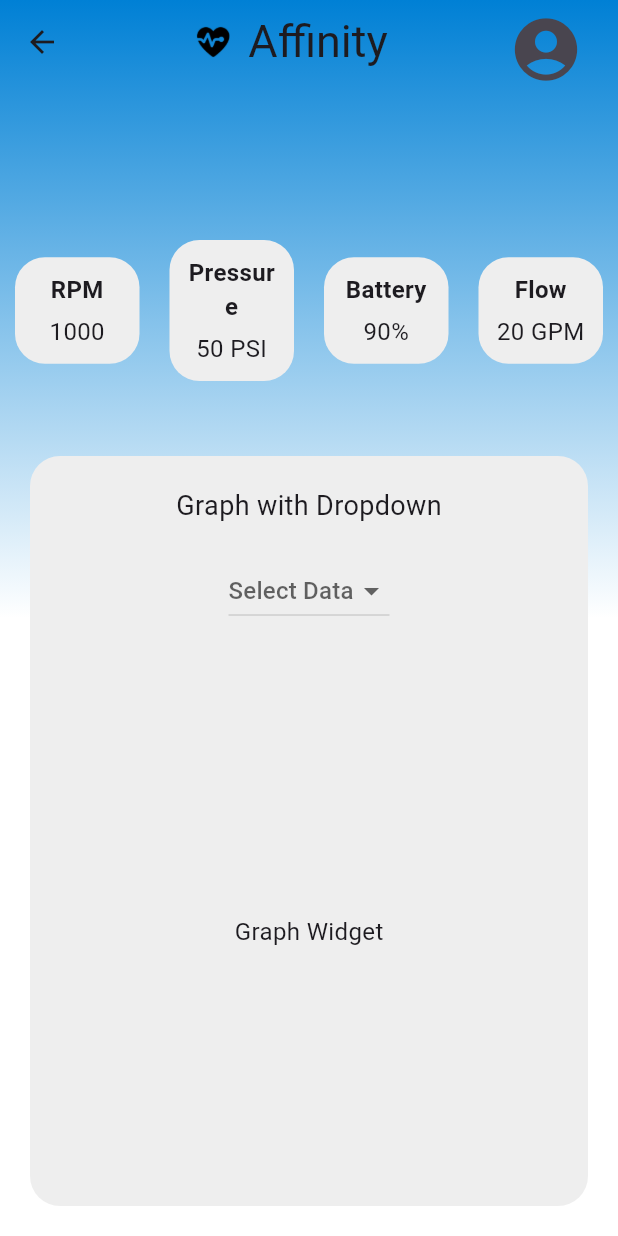
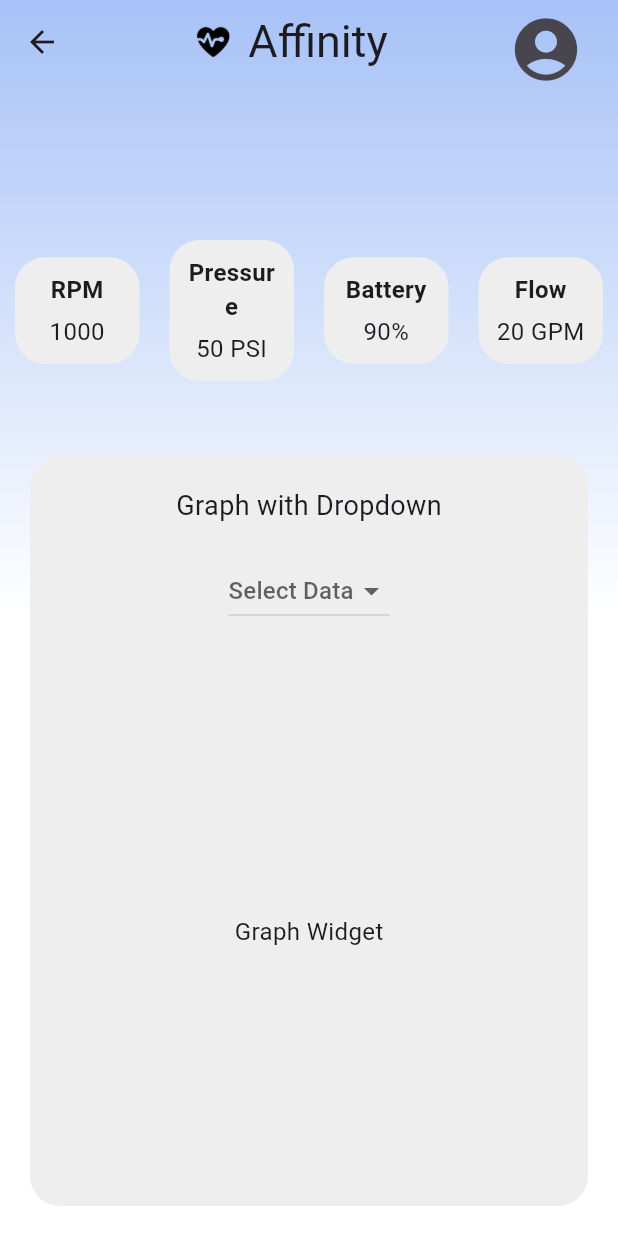
Before and after one commit to Affinity-App/Affinity-App, a Flutter app: the screen it shows after launch, after a tap on "Login", on a phone screen of 412 x 824 dp. Run offline on Flutter 3.47's test engine with Material 3 defaults, Android fonts, the phone set to English and light mode, and no system bars.

Commit message:
Matched login screen gradients

```diff
--- a/CardiacEngineering-App/lib/pages/homePage.dart
+++ b/CardiacEngineering-App/lib/pages/homePage.dart
@@ -49,7 +49,7 @@ class HomePage extends StatelessWidget {
           gradient: LinearGradient(
             begin: Alignment.topCenter,
             end: Alignment.bottomCenter,
-            colors: [Color(0xFF0080D5), Colors.white], // gradient color
+            colors: [Color(0xFFA7C2F7), Colors.white], // gradient color
             stops: [0.0, 0.5], // manipulate gradient position
           ),
         ),
--- a/CardiacEngineering-App/lib/pages/loginPage.dart
+++ b/CardiacEngineering-App/lib/pages/loginPage.dart
@@ -19,7 +19,8 @@ class _loginPageState extends State<loginPage> {
           gradient: LinearGradient(
             begin: Alignment.topCenter,
             end: Alignment.bottomCenter,
-            colors: [Color.fromARGB(255, 167, 194, 247), Colors.white],
+            colors: [Color(0xFFA7C2F7), Colors.white],
+            stops: [0.0, 0.5], // manipulate gradient position
           ),
         ),
         child: Padding(
```
Also changed, not shown: CardiacEngineering-App/pubspec.lock, 3 other files.
